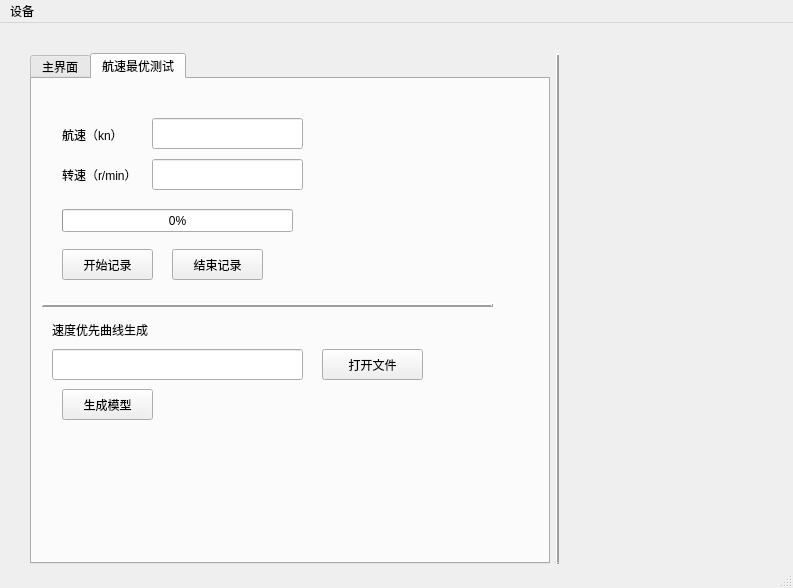
First picture: the form in main_window.ui, repository justsabri/controller, before the edit.
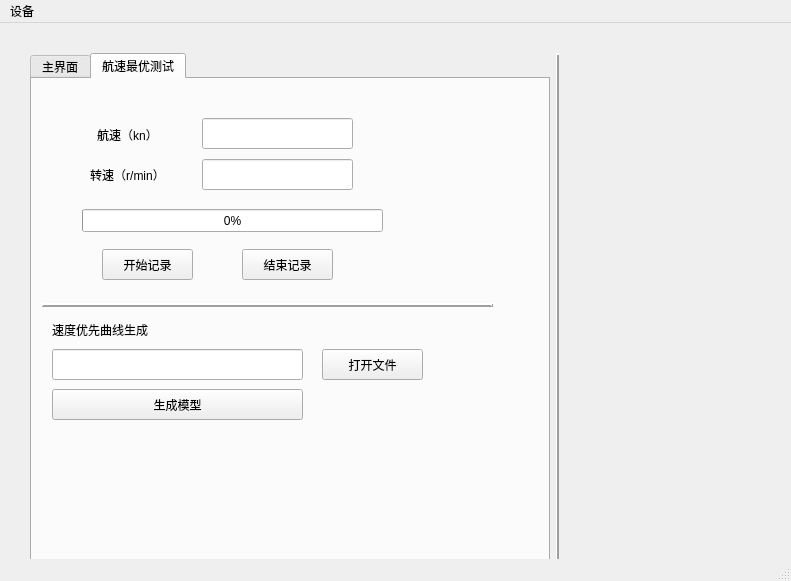
Second picture: the form after the edit. The open tabs and pages were chosen to show the change. Custom widgets are drawn as their Qt base class.

The edit to the form file:
```diff
--- a/main_window.ui
+++ b/main_window.ui
@@ -6,8 +6,8 @@
    <rect>
     <x>0</x>
     <y>0</y>
-    <width>793</width>
-    <height>588</height>
+    <width>791</width>
+    <height>581</height>
    </rect>
   </property>
   <property name="windowTitle">
@@ -260,31 +260,37 @@
           <rect>
            <x>30</x>
            <y>40</y>
-           <width>121</width>
+           <width>131</width>
            <height>31</height>
           </rect>
          </property>
          <property name="text">
           <string>航速（kn）</string>
          </property>
+         <property name="alignment">
+          <set>Qt::AlignCenter</set>
+         </property>
         </widget>
         <widget class="QLabel" name="label_2">
          <property name="geometry">
           <rect>
            <x>30</x>
            <y>80</y>
-           <width>121</width>
+           <width>131</width>
            <height>31</height>
           </rect>
          </property>
          <property name="text">
           <string>转速（r/min）</string>
          </property>
+         <property name="alignment">
+          <set>Qt::AlignCenter</set>
+         </property>
         </widget>
         <widget class="QLineEdit" name="speed_edit">
          <property name="geometry">
           <rect>
-           <x>120</x>
+           <x>170</x>
            <y>39</y>
            <width>151</width>
            <height>31</height>
@@ -294,7 +300,7 @@
         <widget class="QLineEdit" name="rpm_edit">
          <property name="geometry">
           <rect>
-           <x>120</x>
+           <x>170</x>
            <y>80</y>
            <width>151</width>
            <height>31</height>
@@ -304,7 +310,7 @@
         <widget class="QPushButton" name="start_test_btn">
          <property name="geometry">
           <rect>
-           <x>30</x>
+           <x>70</x>
            <y>170</y>
            <width>91</width>
            <height>31</height>
@@ -317,9 +323,9 @@
         <widget class="QProgressBar" name="test_progress">
          <property name="geometry">
           <rect>
-           <x>30</x>
+           <x>50</x>
            <y>130</y>
-           <width>231</width>
+           <width>301</width>
            <height>23</height>
           </rect>
          </property>
@@ -330,7 +336,7 @@
         <widget class="QPushButton" name="stop_test_btn">
          <property name="geometry">
           <rect>
-           <x>140</x>
+           <x>210</x>
            <y>170</y>
            <width>91</width>
            <height>31</height>
@@ -379,9 +385,9 @@
         <widget class="QPushButton" name="generate_model_btn">
          <property name="geometry">
           <rect>
-           <x>30</x>
+           <x>20</x>
            <y>310</y>
-           <width>91</width>
+           <width>251</width>
            <height>31</height>
           </rect>
          </property>
@@ -511,7 +517,7 @@
     <rect>
      <x>0</x>
      <y>0</y>
-     <width>793</width>
+     <width>791</width>
      <height>22</height>
     </rect>
    </property>
```
Left out of the diff: 15 changed lines with no effect on the pictures.
